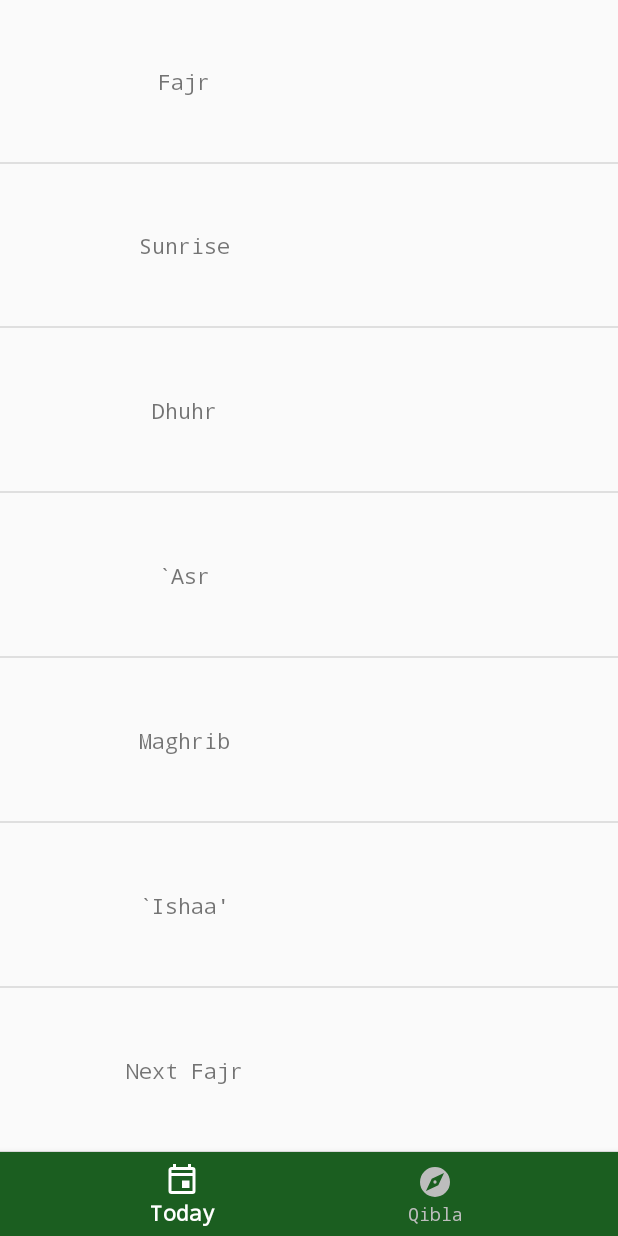
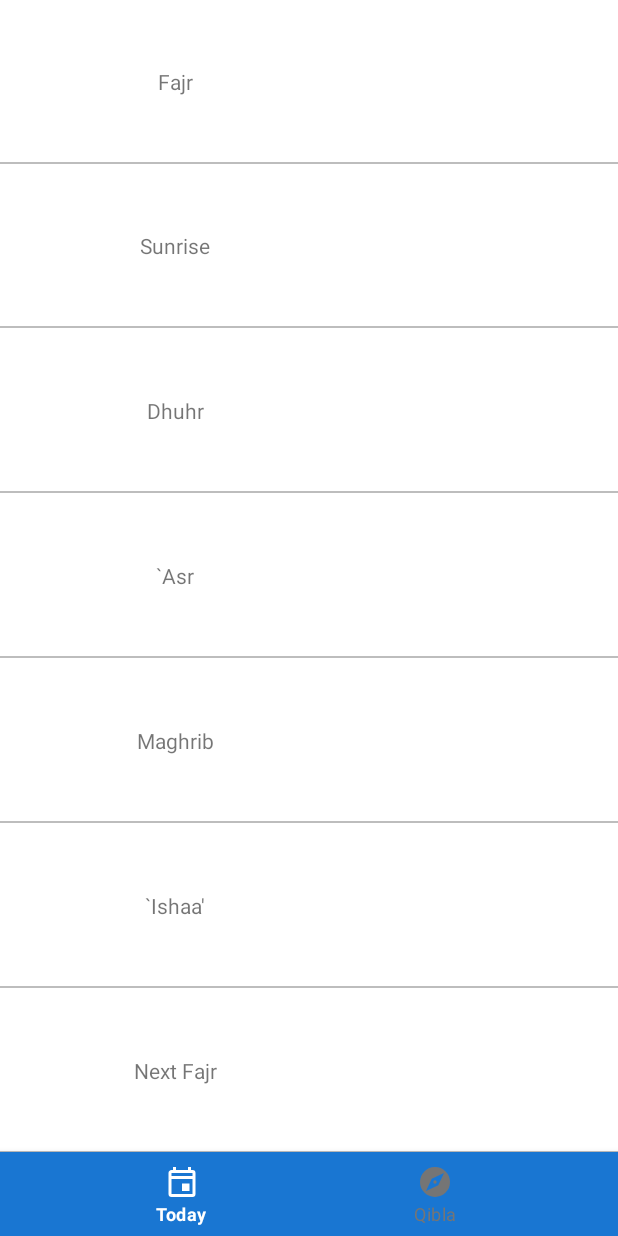
Before and after one commit to jmasalma/AthanAlarm, an Android app built with Jetpack Compose: the layout activity_main.xml on its own in the app's theme, with its tools: preview values and no code run, on a phone screen of 412 x 824 dp. Run offline under Robolectric (Android 15) with nearby library versions, the phone set to English and light mode, and no system bars.

```diff
--- a/app/build.gradle
+++ b/app/build.gradle
@@ -83,6 +83,7 @@ dependencies {
     implementation "androidx.compose.material:material-icons-extended"
     implementation "androidx.security:security-crypto:1.1.0-alpha06"
     implementation "androidx.localbroadcastmanager:localbroadcastmanager:1.1.0"
+    implementation "androidx.preference:preference-ktx:1.2.1"
 
     // Testing
     testImplementation 'junit:junit:4.13.2'
--- a/app/src/main/res/layout/activity_main.xml
+++ b/app/src/main/res/layout/activity_main.xml
@@ -1,5 +1,5 @@
 <?xml version="1.0" encoding="utf-8"?>
-<android.support.constraint.ConstraintLayout
+<androidx.constraintlayout.widget.ConstraintLayout
     xmlns:android="http://schemas.android.com/apk/res/android"
     xmlns:app="http://schemas.android.com/apk/res-auto"
     xmlns:tools="http://schemas.android.com/tools"
@@ -19,7 +19,7 @@
             android:layout_marginBottom="@dimen/bottom_navigation_height" />
         <include layout="@layout/qibla" />
     </LinearLayout>
-    <android.support.design.widget.BottomNavigationView
+    <com.google.android.material.bottomnavigation.BottomNavigationView
         android:id="@+id/navigation"
         android:layout_width="0dp"
         android:layout_height="wrap_content"
@@ -32,4 +32,4 @@
         app:layout_constraintLeft_toLeftOf="parent"
         app:layout_constraintRight_toRightOf="parent"
         app:menu="@menu/navigation" />
-</android.support.constraint.ConstraintLayout>
+</androidx.constraintlayout.widget.ConstraintLayout>
--- /dev/null
+++ b/app/src/main/res/layout/activity_settings.xml
@@ -0,0 +1,5 @@
+<?xml version="1.0" encoding="utf-8"?>
+<FrameLayout xmlns:android="http://schemas.android.com/apk/res/android"
+    android:id="@+id/settings_container"
+    android:layout_width="match_parent"
+    android:layout_height="match_parent" />
--- a/app/src/main/res/layout/today.xml
+++ b/app/src/main/res/layout/today.xml
@@ -13,7 +13,6 @@
         android:id="@+id/label_fajr"
         android:layout_columnWeight="1"
         android:layout_rowWeight="1"
-        android:typeface="monospace"
         android:background="@drawable/row_divider"
         android:gravity="center" />
 
@@ -21,7 +20,6 @@
         android:id="@+id/fajr"
         android:layout_columnWeight="1"
         android:layout_rowWeight="1"
-        android:typeface="monospace"
         android:background="@drawable/row_divider"
         android:gravity="center" />
 
@@ -30,7 +28,6 @@
         android:id="@+id/label_sunrise"
         android:layout_columnWeight="1"
         android:layout_rowWeight="1"
-        android:typeface="monospace"
         android:background="@drawable/row_divider"
         android:gravity="center" />
 
@@ -38,7 +35,6 @@
         android:id="@+id/sunrise"
         android:layout_columnWeight="1"
         android:layout_rowWeight="1"
-        android:typeface="monospace"
         android:background="@drawable/row_divider"
         android:gravity="center" />
 
@@ -47,7 +43,6 @@
         android:id="@+id/label_dhuhr"
         android:layout_columnWeight="1"
         android:layout_rowWeight="1"
-        android:typeface="monospace"
         android:background="@drawable/row_divider"
         android:gravity="center" />
 
@@ -55,7 +50,6 @@
         android:id="@+id/dhuhr"
         android:layout_columnWeight="1"
         android:layout_rowWeight="1"
-        android:typeface="monospace"
         android:background="@drawable/row_divider"
         android:gravity="center" />
 
@@ -64,7 +58,6 @@
         android:id="@+id/label_asr"
         android:layout_columnWeight="1"
         android:layout_rowWeight="1"
-        android:typeface="monospace"
         android:background="@drawable/row_divider"
         android:gravity="center" />
 
@@ -72,7 +65,6 @@
         android:id="@+id/asr"
         android:layout_columnWeight="1"
         android:layout_rowWeight="1"
-        android:typeface="monospace"
         android:background="@drawable/row_divider"
         android:gravity="center" />
 
@@ -81,7 +73,6 @@
         android:id="@+id/label_maghrib"
         android:layout_columnWeight="1"
         android:layout_rowWeight="1"
-        android:typeface="monospace"
         android:background="@drawable/row_divider"
         android:gravity="center" />
 
@@ -89,7 +80,6 @@
         android:id="@+id/maghrib"
         android:layout_columnWeight="1"
         android:layout_rowWeight="1"
-        android:typeface="monospace"
         android:background="@drawable/row_divider"
         android:gravity="center" />
 
@@ -98,7 +88,6 @@
         android:id="@+id/label_ishaa"
         android:layout_columnWeight="1"
         android:layout_rowWeight="1"
-        android:typeface="monospace"
         android:background="@drawable/row_divider"
         android:gravity="center" />
 
@@ -106,7 +95,6 @@
         android:id="@+id/ishaa"
         android:layout_columnWeight="1"
         android:layout_rowWeight="1"
-        android:typeface="monospace"
         android:background="@drawable/row_divider"
         android:gravity="center" />
 
@@ -115,7 +103,6 @@
         android:id="@+id/label_next_fajr"
         android:layout_columnWeight="1"
         android:layout_rowWeight="1"
-        android:typeface="monospace"
         android:background="@drawable/row_divider"
         android:gravity="center" />
 
@@ -123,7 +110,6 @@
         android:id="@+id/next_fajr"
         android:layout_columnWeight="1"
         android:layout_rowWeight="1"
-        android:typeface="monospace"
         android:background="@drawable/row_divider"
         android:gravity="center" />
 
--- a/app/src/main/res/values/colors.xml
+++ b/app/src/main/res/values/colors.xml
@@ -1,11 +1,11 @@
 <?xml version="1.0" encoding="utf-8"?>
 <resources>
-    <color name="colorPrimary">#558b2f</color>
-    <color name="colorPrimaryDark">#1b5e20</color>
-    <color name="colorAccent">#64dd17</color>
-    <color name="rowDivider">#DFDFDF</color>
-    <color name="selectedRow">#0a000000</color>
-    <color name="navigationItemUnselected">#BDBDBD</color>
+    <color name="colorPrimary">#2196F3</color>
+    <color name="colorPrimaryDark">#1976D2</color>
+    <color name="colorAccent">#FFC107</color>
+    <color name="rowDivider">#BDBDBD</color>
+    <color name="selectedRow">#E3F2FD</color>
+    <color name="navigationItemUnselected">#757575</color>
     <color name="widget_text_color">#FFFFFF</color>
     <color name="widget_background_transparent">#00000000</color>
     <color name="widget_background_solid">#80000000</color>
--- a/app/src/main/res/values/styles.xml
+++ b/app/src/main/res/values/styles.xml
@@ -1,12 +1,15 @@
 <resources>
-
     <!-- Base application theme. -->
-    <style name="AppTheme" parent="Theme.AppCompat.Light.DarkActionBar">
+    <style name="AppTheme" parent="Theme.MaterialComponents.DayNight.DarkActionBar">
         <!-- Customize your theme here. -->
         <item name="colorPrimary">@color/colorPrimary</item>
         <item name="colorPrimaryDark">@color/colorPrimaryDark</item>
         <item name="colorAccent">@color/colorAccent</item>
-        <item name="android:typeface">monospace</item>
+        <item name="android:textAppearance">@style/TextAppearance.AppCompat.Body1</item>
+        <item name="android:fontFamily">sans-serif</item>
     </style>
 
+    <style name="TextAppearance.AppCompat.Body1">
+        <item name="android:fontFamily">sans-serif</item>
+    </style>
 </resources>
```
Also changed, not shown: app/src/main/java/islam/athanalarm/SettingsActivity.java (+8 -5 lines), app/src/main/java/islam/athanalarm/SettingsFragment.java (+16 -21 lines).
